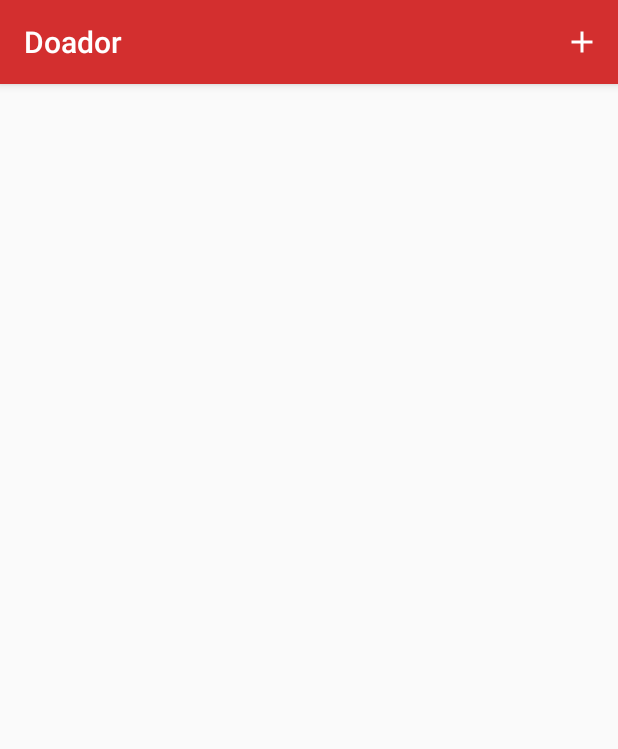
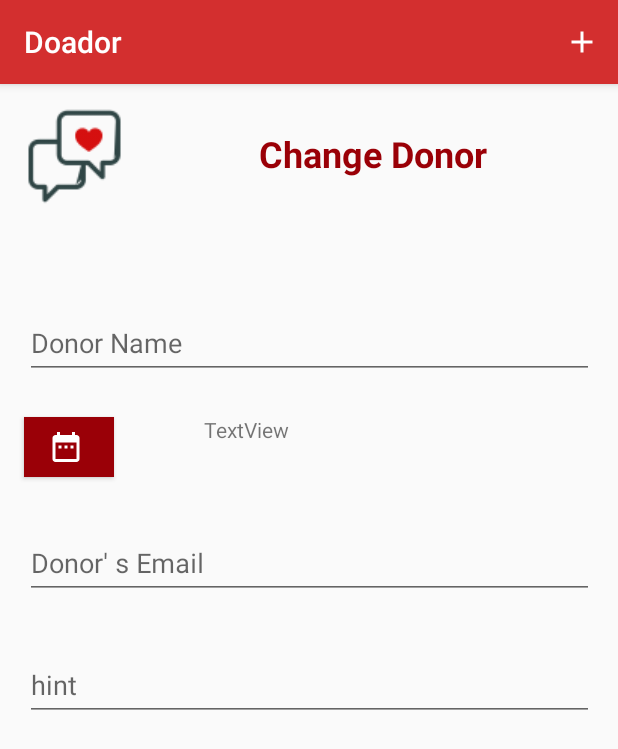
Before and after one commit to jlzimmerhansl/FacaOBemV03, an Android app: the alteraDoadoresFragment screen opened through its navigation route, on a phone screen of 412 x 824 dp. Shown: the top 749 px of the screen. Run offline under Robolectric (Android 15) with nearby library versions, the phone set to English and light mode, and no system bars.

Commit message:
:nail_care: Interface para alterar Doador

```diff
--- /dev/null
+++ b/app/src/main/res/drawable/ic_baseline_date_range_24.xml
@@ -0,0 +1,5 @@
+<vector android:height="24dp" android:tint="#FFFFFF"
+    android:viewportHeight="24" android:viewportWidth="24"
+    android:width="24dp" xmlns:android="http://schemas.android.com/apk/res/android">
+    <path android:fillColor="#ffffff" android:pathData="M9,11L7,11v2h2v-2zM13,11h-2v2h2v-2zM17,11h-2v2h2v-2zM19,4h-1L18,2h-2v2L8,4L8,2L6,2v2L5,4c-1.11,0 -1.99,0.9 -1.99,2L3,20c0,1.1 0.89,2 2,2h14c1.1,0 2,-0.9 2,-2L21,6c0,-1.1 -0.9,-2 -2,-2zM19,20L5,20L5,9h14v11z"/>
+</vector>
--- a/app/src/main/res/layout/fragment_adicionadoadores.xml
+++ b/app/src/main/res/layout/fragment_adicionadoadores.xml
@@ -55,21 +55,22 @@
 
     <Button
         android:id="@+id/btnSelecionaData"
-        android:layout_width="154dp"
+        android:layout_width="60dp"
         android:layout_height="40dp"
         android:layout_marginLeft="16dp"
         android:layout_marginStart="16dp"
         android:layout_marginTop="25dp"
         android:background="@color/colorPrimaryDark"
-        android:text="@string/btnSelecionaData"
+        android:drawableLeft="@drawable/ic_baseline_date_range_24"
+        android:paddingLeft="16dp"
         android:textColor="@color/primaryTextColor"
         app:layout_constraintStart_toStartOf="parent"
         app:layout_constraintTop_toBottomOf="@+id/lblNomeDoador" />
 
     <TextView
         android:id="@+id/lblDataSelecionada"
-        android:layout_width="177dp"
-        android:layout_height="33dp"
+        android:layout_width="260dp"
+        android:layout_height="29dp"
         android:layout_marginBottom="16dp"
         android:layout_marginEnd="16dp"
         android:layout_marginLeft="16dp"
@@ -79,6 +80,7 @@
         android:text="@string/inputDataSelecionada"
         app:layout_constraintBottom_toTopOf="@+id/lblEmailDoador"
         app:layout_constraintEnd_toEndOf="parent"
+        app:layout_constraintHorizontal_bias="1.0"
         app:layout_constraintStart_toEndOf="@+id/btnSelecionaData"
         app:layout_constraintTop_toBottomOf="@+id/lblNomeDoador" />
 
--- a/app/src/main/res/layout/fragment_alteradoadores.xml
+++ b/app/src/main/res/layout/fragment_alteradoadores.xml
@@ -1,7 +1,118 @@
 <?xml version="1.0" encoding="utf-8"?>
-<FrameLayout xmlns:android="http://schemas.android.com/apk/res/android"
+<androidx.constraintlayout.widget.ConstraintLayout xmlns:android="http://schemas.android.com/apk/res/android"
+    xmlns:app="http://schemas.android.com/apk/res-auto"
     xmlns:tools="http://schemas.android.com/tools"
     android:id="@+id/alteraDoadoresFragment"
     android:layout_width="match_parent"
     android:layout_height="match_parent"
-    tools:context=".alteraDoadoresFragment"/>
+    tools:context=".alteraDoadoresFragment">
+
+    <ImageView
+        android:id="@+id/imageView5"
+        android:layout_width="wrap_content"
+        android:layout_height="wrap_content"
+        android:layout_marginLeft="16dp"
+        android:layout_marginStart="16dp"
+        android:layout_marginTop="16dp"
+        android:src="@drawable/icone"
+        app:layout_constraintStart_toStartOf="parent"
+        app:layout_constraintTop_toTopOf="parent" />
+
+    <TextView
+        android:id="@+id/lblAlteraDoador"
+        android:layout_width="wrap_content"
+        android:layout_height="wrap_content"
+        android:layout_marginEnd="16dp"
+        android:layout_marginLeft="91dp"
+        android:layout_marginRight="16dp"
+        android:layout_marginStart="91dp"
+        android:layout_marginTop="30dp"
+        android:text="@string/lblAlteraDoador"
+        android:textColor="@color/colorPrimaryDark"
+        android:textSize="24sp"
+        android:textStyle="bold"
+        app:layout_constraintEnd_toEndOf="parent"
+        app:layout_constraintHorizontal_bias="0.0"
+        app:layout_constraintStart_toEndOf="@+id/imageView5"
+        app:layout_constraintTop_toTopOf="parent" />
+
+    <com.google.android.material.textfield.TextInputLayout
+        android:id="@+id/txtNomeDoadorAlterar"
+        android:layout_width="379dp"
+        android:layout_height="wrap_content"
+        android:layout_marginTop="59dp"
+        app:layout_constraintEnd_toEndOf="parent"
+        app:layout_constraintStart_toStartOf="parent"
+        app:layout_constraintTop_toBottomOf="@+id/imageView5">
+
+        <com.google.android.material.textfield.TextInputEditText
+            android:id="@+id/inputNomeDoadorAltera"
+            android:layout_width="match_parent"
+            android:layout_height="wrap_content"
+            android:hint="@string/inputNomeDoadorAltera" />
+    </com.google.android.material.textfield.TextInputLayout>
+
+    <Button
+        android:id="@+id/btnSeleciaonaDataAltera"
+        android:layout_width="60dp"
+        android:layout_height="40dp"
+        android:layout_marginLeft="16dp"
+        android:layout_marginStart="16dp"
+        android:layout_marginTop="25dp"
+        android:background="@color/colorPrimaryDark"
+        android:drawableLeft="@drawable/ic_baseline_date_range_24"
+        android:paddingLeft="16dp"
+        app:layout_constraintStart_toStartOf="parent"
+        app:layout_constraintTop_toBottomOf="@+id/txtNomeDoadorAlterar" />
+
+    <TextView
+        android:id="@+id/txtDataSelecionadaAlterar"
+        android:layout_width="260dp"
+        android:layout_height="29dp"
+        android:layout_marginEnd="16dp"
+        android:layout_marginLeft="63dp"
+        android:layout_marginRight="16dp"
+        android:layout_marginStart="63dp"
+        android:layout_marginTop="24dp"
+        android:text="TextView"
+        app:layout_constraintEnd_toEndOf="parent"
+        app:layout_constraintHorizontal_bias="1.0"
+        app:layout_constraintStart_toEndOf="@+id/btnSeleciaonaDataAltera"
+        app:layout_constraintTop_toBottomOf="@+id/txtNomeDoadorAlterar" />
+
+    <com.google.android.material.textfield.TextInputLayout
+        android:id="@+id/textInputLayout"
+        android:layout_width="379dp"
+        android:layout_height="wrap_content"
+        android:layout_marginTop="25dp"
+        app:layout_constraintEnd_toEndOf="parent"
+        app:layout_constraintStart_toStartOf="parent"
+        app:layout_constraintTop_toBottomOf="@+id/btnSeleciaonaDataAltera">
+
+        <com.google.android.material.textfield.TextInputEditText
+            android:id="@+id/inputEmailDoadorAltera"
+            android:layout_width="match_parent"
+            android:layout_height="wrap_content"
+            android:hint="@string/inputEmailDoadorAltera" />
+    </com.google.android.material.textfield.TextInputLayout>
+
+    <com.google.android.material.textfield.TextInputLayout
+        android:layout_width="379dp"
+        android:layout_height="wrap_content"
+        android:layout_marginBottom="16dp"
+        android:layout_marginTop="25dp"
+        app:layout_constraintBottom_toBottomOf="parent"
+        app:layout_constraintEnd_toEndOf="parent"
+        app:layout_constraintStart_toStartOf="parent"
+        app:layout_constraintTop_toBottomOf="@+id/textInputLayout"
+        app:layout_constraintVertical_bias="0.0">
+
+        <com.google.android.material.textfield.TextInputEditText
+            android:id="@+id/inputTelefoneDoadorAltera"
+            android:layout_width="match_parent"
+            android:layout_height="wrap_content"
+            android:hint="hint" />
+    </com.google.android.material.textfield.TextInputLayout>
+
+
+</androidx.constraintlayout.widget.ConstraintLayout>
--- a/app/src/main/res/values/strings.xml
+++ b/app/src/main/res/values/strings.xml
@@ -23,4 +23,9 @@
     <string name="msgDoadorInserido">Doador inserido com sucesso</string>
     <string name="msgErrorInserirDoador">Erro: não foi possivel inserir um doador</string>
     <string name="lblDeleteDoador">Delete Donor</string>
+    <string name="lblAlteraDoador">Change Donor</string>
+    <string name="txtNomeDoadorAlterar">Donor name</string>
+    <string name="inputNomeDoadorAltera">Donor Name</string>
+    <string name="inputEmailDoadorAltera">Donor\' s Email</string>
+    <string name="inputTelefoneDoadorAltera">Donor\'s phone</string>
 </resources>
```
Also changed, not shown: 1 other file.
